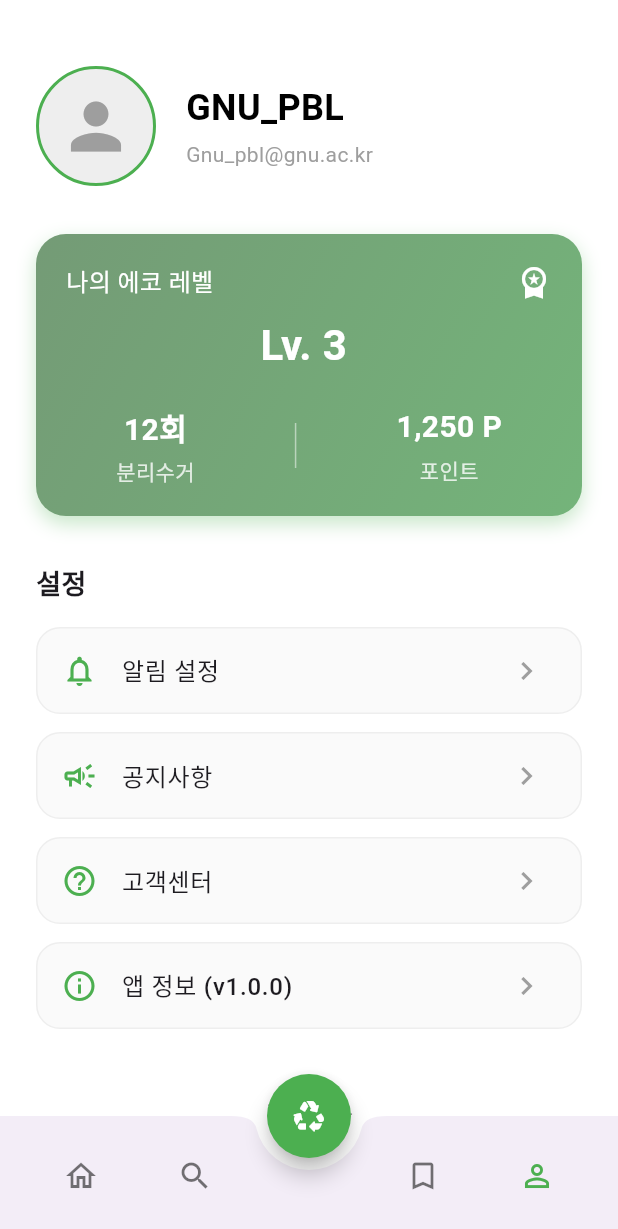
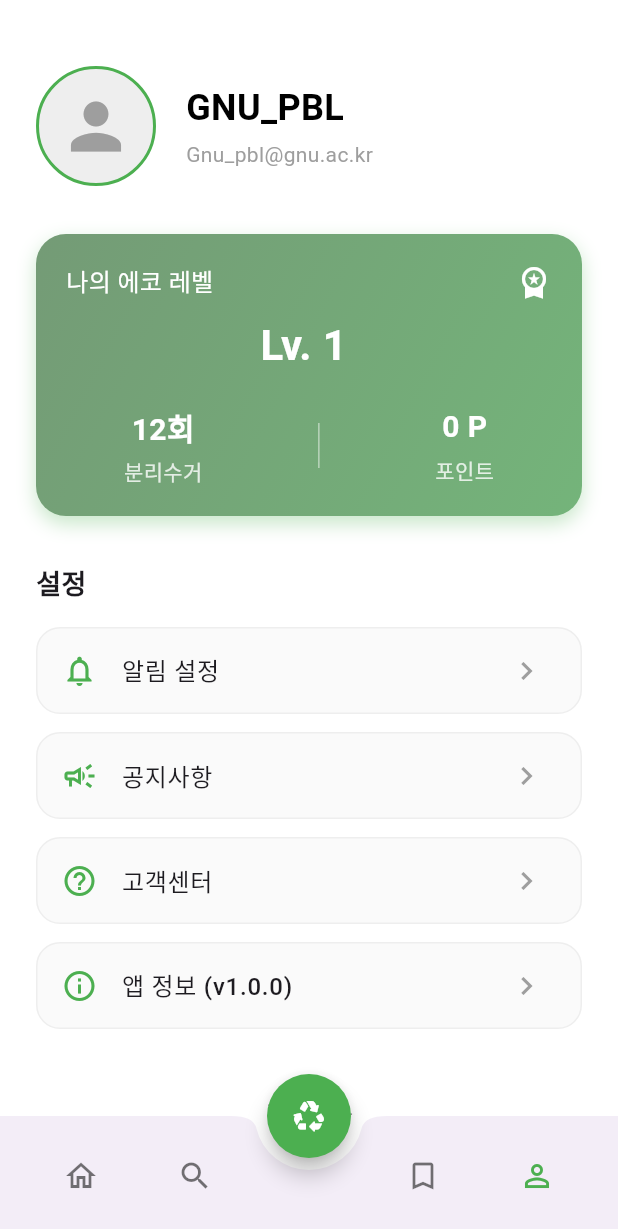
Before and after one commit to MoonsDe/GNU_REAL_PBL, a Flutter app: the MainScreen screen opened directly, item 4 of the bottom bar chosen, on a phone screen of 412 x 824 dp. Shown: the top 1229 px of the screen. Run offline on Flutter 3.47's test engine with Material 3 defaults, Android fonts, the light colour scheme and no system bars; our stand-ins replace camera, dio, image_picker.

Commit message:
design_update
design_update

```diff
--- a/lib/screens/main_screen.dart
+++ b/lib/screens/main_screen.dart
@@ -208,7 +208,7 @@ class _MainScreenState extends State<MainScreen> {
               ),
               child: const Row(
                 children: [
-                  Text('6월'),
+                  Text('12월'),
                   Icon(Icons.arrow_drop_down, color: Colors.grey),
                 ],
               ),
--- a/lib/screens/mypage_screen.dart
+++ b/lib/screens/mypage_screen.dart
@@ -96,7 +96,7 @@ class MyPageScreen extends StatelessWidget {
                     ),
                     const SizedBox(height: 10),
                     const Text(
-                      'Lv. 3 ',
+                      'Lv. 1 ',
                       style: TextStyle(
                         color: Colors.white,
                         fontSize: 28,
@@ -109,7 +109,7 @@ class MyPageScreen extends StatelessWidget {
                       children: [
                         _buildStatItem('분리수거', '12회'),
                         _buildVerticalLine(),
-                        _buildStatItem('포인트', '1,250 P'),
+                        _buildStatItem('포인트', '0 P'),
                       ],
                     ),
                   ],
```
